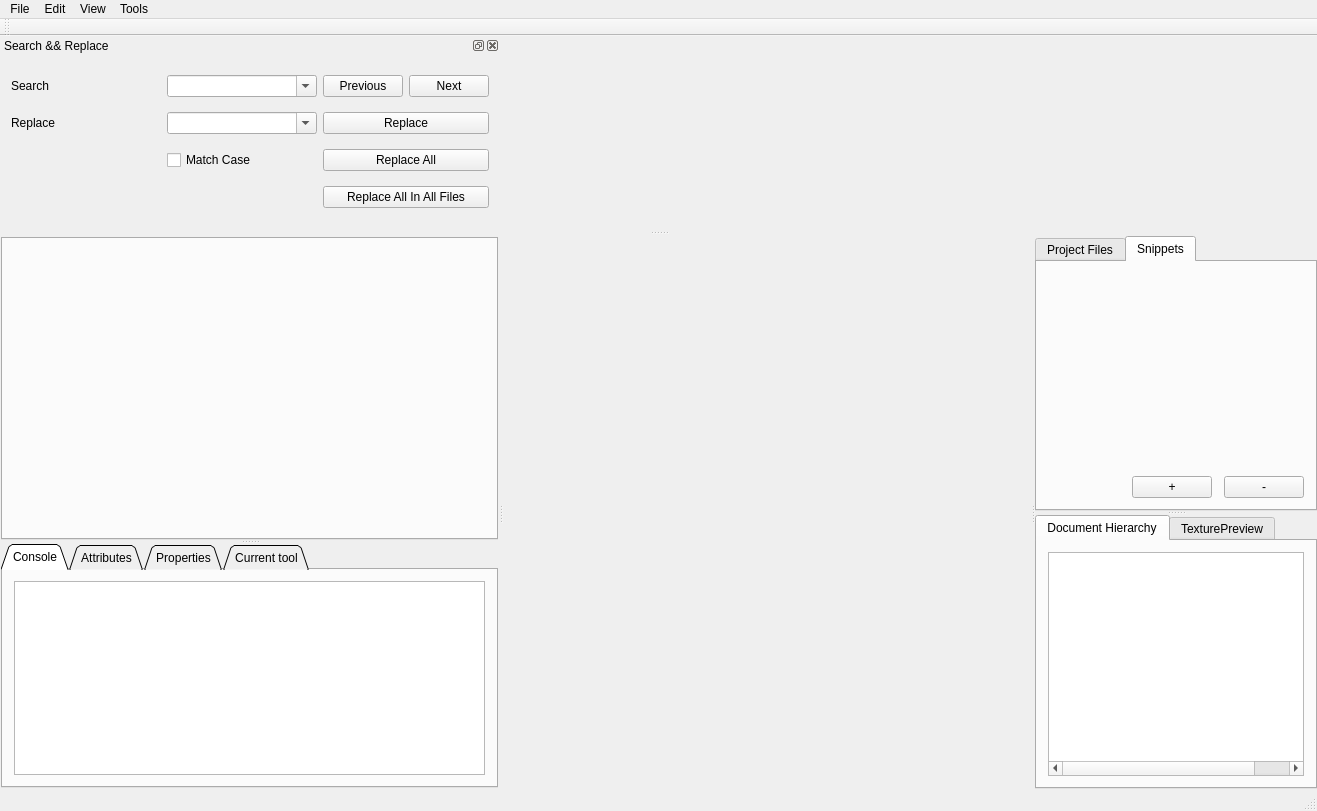
First picture: the form in ui/rockete.ui, repository ppiecuch/Rockete, before the edit.
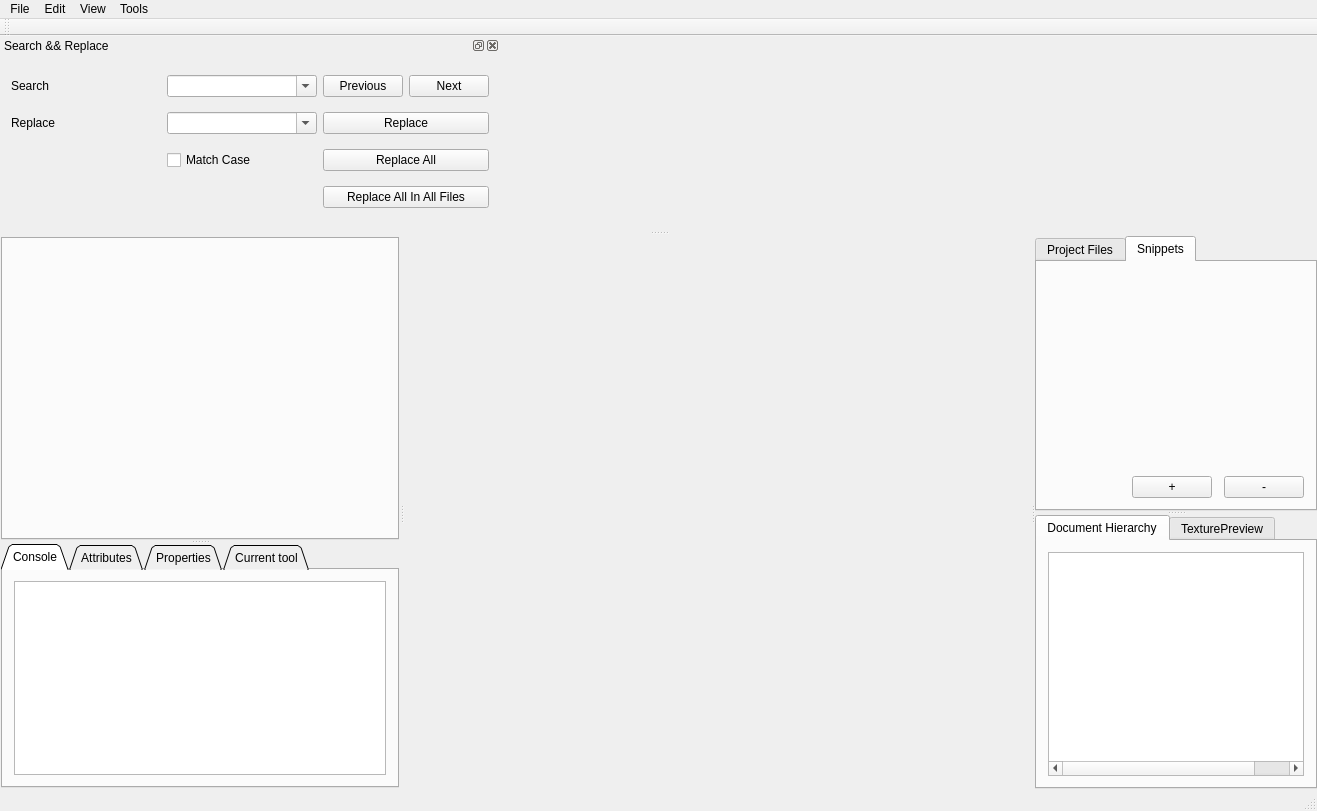
Second picture: the form after the edit. Icons and pictures are not drawn. Custom widgets are drawn as their Qt base class.

Commit message: adding grid and ruler implementation

The edit to the form file:
```diff
--- a/ui/rockete.ui
+++ b/ui/rockete.ui
@@ -34,6 +34,18 @@
          <verstretch>0</verstretch>
         </sizepolicy>
        </property>
+       <property name="minimumSize">
+        <size>
+         <width>100</width>
+         <height>0</height>
+        </size>
+       </property>
+       <property name="maximumSize">
+        <size>
+         <width>400</width>
+         <height>16777215</height>
+        </size>
+       </property>
        <layout class="QVBoxLayout" name="verticalLayout_2">
         <property name="margin">
          <number>1</number>
@@ -145,7 +157,7 @@
         </item>
        </layout>
       </widget>
-      <widget class="RenderingView" name="renderingView" native="true">
+      <widget class="QWidget" name="renderingViewBack" native="true">
        <property name="sizePolicy">
         <sizepolicy hsizetype="Expanding" vsizetype="Expanding">
          <horstretch>3</horstretch>
@@ -154,10 +166,40 @@
        </property>
        <property name="minimumSize">
         <size>
-         <width>20</width>
+         <width>500</width>
          <height>0</height>
         </size>
        </property>
+       <property name="baseSize">
+        <size>
+         <width>0</width>
+         <height>0</height>
+        </size>
+       </property>
+       <property name="mouseTracking">
+        <bool>false</bool>
+       </property>
+       <layout class="QGridLayout" name="gridLayout_6">
+        <item row="0" column="0">
+         <widget class="RenderingView" name="renderingView" native="true">
+          <property name="sizePolicy">
+           <sizepolicy hsizetype="Expanding" vsizetype="Expanding">
+            <horstretch>3</horstretch>
+            <verstretch>0</verstretch>
+           </sizepolicy>
+          </property>
+          <property name="minimumSize">
+           <size>
+            <width>20</width>
+            <height>0</height>
+           </size>
+          </property>
+          <property name="mouseTracking">
+           <bool>true</bool>
+          </property>
+         </widget>
+        </item>
+       </layout>
       </widget>
       <widget class="QSplitter" name="rightPaneSplitter">
        <property name="orientation">
```
Left out of the diff: 3 changed lines with no effect on the pictures. The commit also changes 8 other files.
